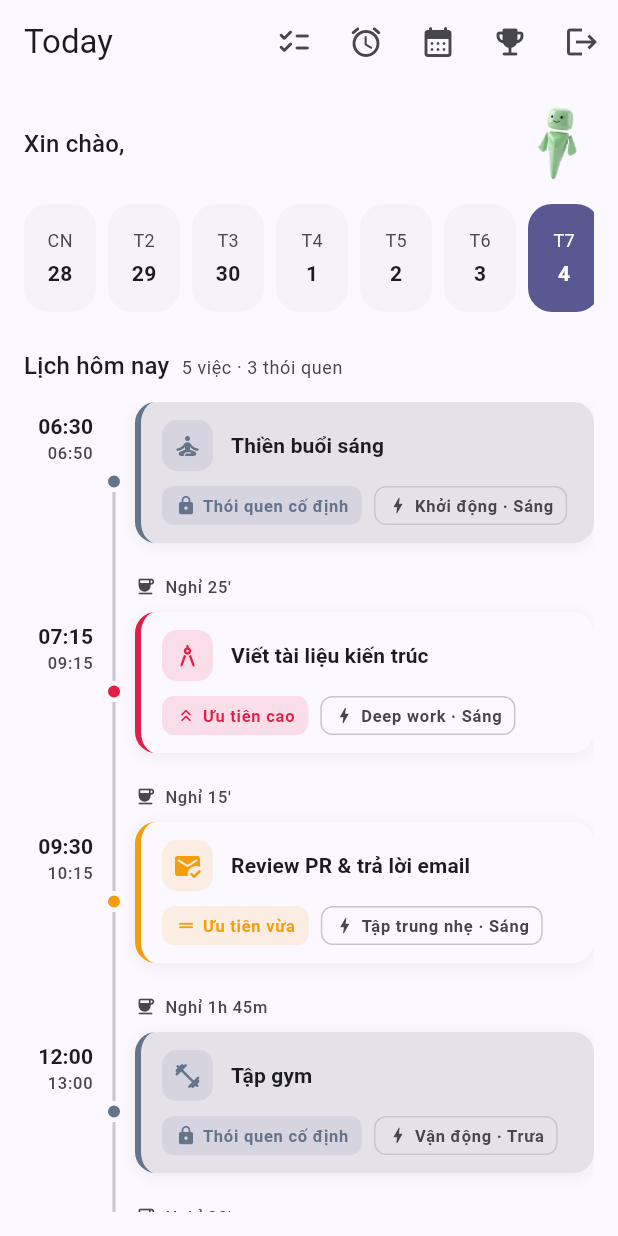
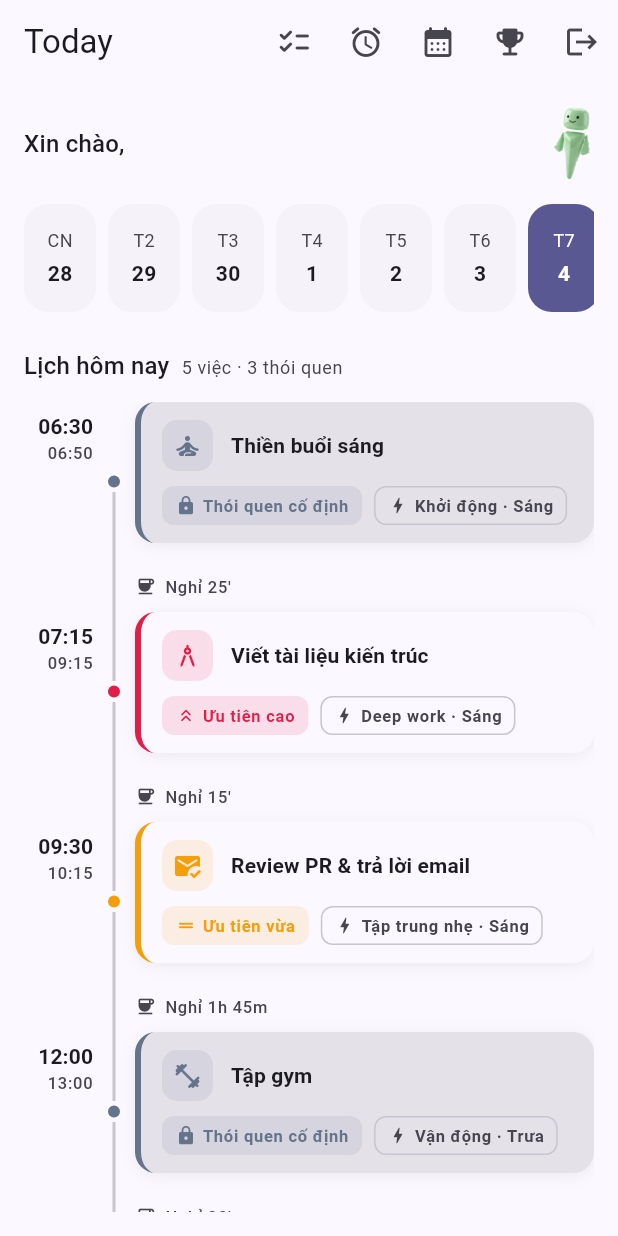
Before and after one commit to VoTrongHoang-Dyor/Focus-Plan, a Flutter app: the HomeScreen screen opened directly with empty values, on a phone screen of 412 x 824 dp. Run offline on Flutter 3.47's test engine with Material 3 defaults, Android fonts, the phone set to English and light mode, and no system bars; our stand-ins replace shared_preferences; accounts and stored records are empty.

Commit message:
feat(demo): mascot vẫy tay thật (tách layer body/arm) + giữ ngó nghiêng/nhún
- Tách mascot.png thành 2 layer bằng Pillow: mascot_body.png (đầu+thân, bỏ tay
  phải) + mascot_arm.png (tay phải, full-canvas để ghép chồng khớp vị trí).
- Mascot (StatefulWidget): Stack body + tay, Transform.rotate tay quanh pivot
  khớp vai (Alignment 0.598,-0.308) vẫy nhẹ ~-4°..+11°; đồng thời ngó nghiêng
  toàn thân ±7.5° + nhún Y. 1 AnimationController repeat(reverse) 1700ms
  easeInOut, AnimatedBuilder (ảnh dựng 1 lần), dispose controller. API
  Mascot({size}) giữ nguyên. Không thêm package.
- Xoá mascot.png (không còn dùng sau khi tách layer).

Co-Authored-By: Claude Opus 4.8 <noreply@anthropic.com>

```diff
--- a/focus_plan_ui_demo/lib/widgets/brand.dart
+++ b/focus_plan_ui_demo/lib/widgets/brand.dart
@@ -19,8 +19,9 @@ class BrandLogo extends StatelessWidget {
   }
 }
 
-/// Linh vật (mascot) Focus Plan — có animation nhẹ (ngó nghiêng + nhún) cho
-/// sinh động. Dùng ở Home + các empty-state. API giữ nguyên `Mascot({size})`.
+/// Linh vật (mascot) Focus Plan — có animation nhẹ (vẫy tay + ngó nghiêng +
+/// nhún) cho sinh động. Ghép 2 layer: thân (mascot_body) + 1 tay xoay quanh
+/// khớp vai (mascot_arm). API giữ nguyên `Mascot({size})` cho mọi call-site.
 class Mascot extends StatefulWidget {
   final double size;
 
@@ -31,6 +32,11 @@ class Mascot extends StatefulWidget {
 }
 
 class _MascotState extends State<Mascot> with SingleTickerProviderStateMixin {
+  // Tỉ lệ ảnh layer (mascot_body/arm.png cùng canvas 189x341).
+  static const double _artAspect = 189 / 341;
+  // Pivot = khớp vai (toạ độ full-canvas 151,118) quy về Alignment.
+  static const Alignment _armPivot = Alignment(0.598, -0.308);
+
   late final AnimationController _controller = AnimationController(
     vsync: this,
     duration: const Duration(milliseconds: 1700),
@@ -39,6 +45,17 @@ class _MascotState extends State<Mascot> with SingleTickerProviderStateMixin {
   late final Animation<double> _t = CurvedAnimation(
     parent: _controller,
     curve: Curves.easeInOut,
+  );
+
+  // Dựng ảnh một lần, tái dùng qua các frame (không rebuild ảnh mỗi frame).
+  late final Widget _body = Image.asset(
+    'assets/images/mascot_body.png',
+    fit: BoxFit.fill,
+    semanticLabel: 'Linh vật Focus Plan',
+  );
+  late final Widget _arm = Image.asset(
+    'assets/images/mascot_arm.png',
+    fit: BoxFit.fill,
   );
 
   @override
@@ -51,22 +68,35 @@ class _MascotState extends State<Mascot> with SingleTickerProviderStateMixin {
   Widget build(BuildContext context) {
     return AnimatedBuilder(
       animation: _t,
-      builder: (context, child) {
-        final v = _t.value; // 0..1 (dao động qua lại do reverse)
-        final angle = (v - 0.5) * 0.26; // ± ~7.5° ngó nghiêng
+      builder: (context, _) {
+        final v = _t.value; // 0..1 dao động qua lại (reverse)
+        final tilt = (v - 0.5) * 0.26; // ± ~7.5° ngó nghiêng toàn thân
         final dy = -math.sin(v * math.pi) * 3; // nhún nhẹ trục Y
+        final armAngle = -0.07 + v * 0.27; // vẫy nhẹ: ~ -4° .. +11° (ít lộ khe vai)
         return Transform.translate(
           offset: Offset(0, dy),
-          child: Transform.rotate(angle: angle, child: child),
+          child: Transform.rotate(
+            angle: tilt,
+            child: SizedBox(
+              height: widget.size,
+              child: AspectRatio(
+                aspectRatio: _artAspect,
+                child: Stack(
+                  fit: StackFit.expand,
+                  children: [
+                    _body,
+                    Transform.rotate(
+                      angle: armAngle,
+                      alignment: _armPivot,
+                      child: _arm,
+                    ),
+                  ],
+                ),
+              ),
+            ),
+          ),
         );
       },
-      child: Image.asset(
-        'assets/images/mascot.png',
-        width: widget.size,
-        height: widget.size,
-        fit: BoxFit.contain,
-        semanticLabel: 'Linh vật Focus Plan',
-      ),
     );
   }
 }
```
Also changed, not shown: focus_plan_ui_demo/assets/images/mascot.png (deleted), focus_plan_ui_demo/assets/images/mascot_arm.png (added), focus_plan_ui_demo/assets/images/mascot_body.png (added).
